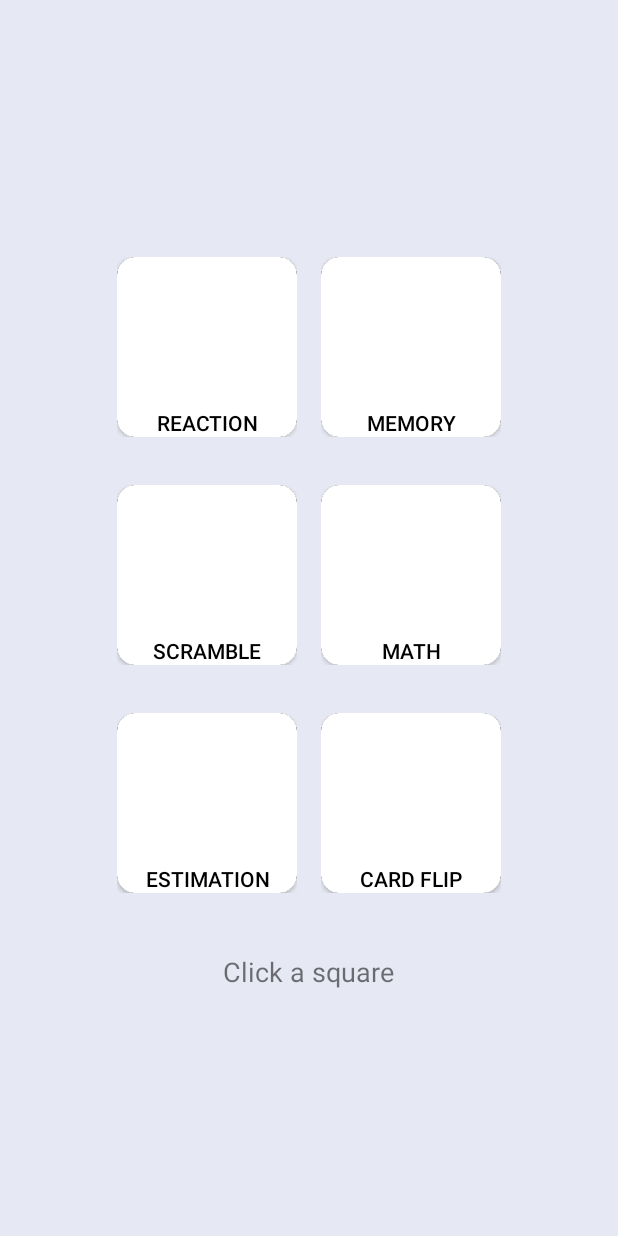
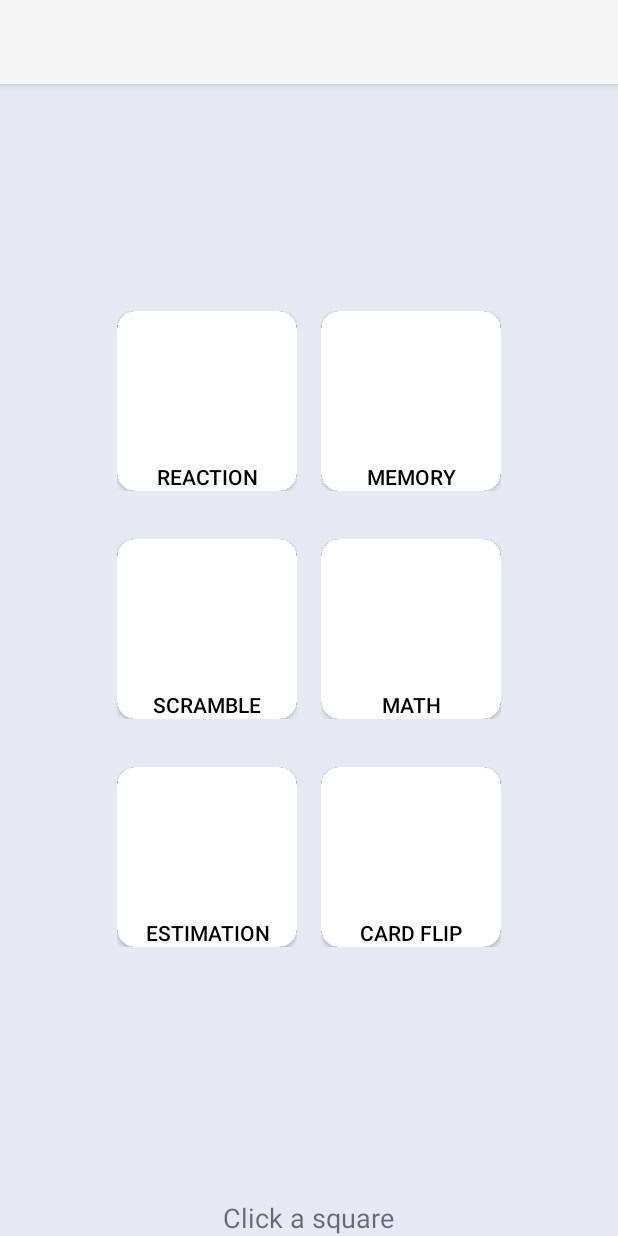
Before and after one commit to joshuaj0421/SkillScape, an Android app built with Jetpack Compose: the layout activity_game_picker.xml on its own in the app's theme, with its tools: preview values and no code run, on a phone screen of 412 x 824 dp. Run offline under Robolectric (Android 15) with nearby library versions, the light colour scheme and no system bars.

Commit message:
Cleaned up screens, username/logout added.

```diff
--- a/app/src/main/AndroidManifest.xml
+++ b/app/src/main/AndroidManifest.xml
@@ -25,7 +25,7 @@
         </activity>
         <activity
             android:name=".GamePickerActivity"
-            android:theme="@style/Theme.AppCompat.DayNight">
+            android:theme="@style/Theme.SkillScape">
         </activity>
     </application>
 
--- /dev/null
+++ b/app/src/main/res/drawable/ic_logout.xml
@@ -0,0 +1,5 @@
+<vector xmlns:android="http://schemas.android.com/apk/res/android" android:height="24dp" android:tint="#000000" android:viewportHeight="24" android:viewportWidth="24" android:width="24dp">
+
+    <path android:fillColor="@android:color/white" android:pathData="M15.73,3H8.27L3,8.27v7.46L8.27,21h7.46L21,15.73V8.27L15.73,3zM17,15.74L15.74,17 12,13.26 8.26,17 7,15.74 10.74,12 7,8.26 8.26,7 12,10.74 15.74,7 17,8.26 13.26,12 17,15.74z"/>
+
+</vector>
--- a/app/src/main/res/layout/activity_game_picker.xml
+++ b/app/src/main/res/layout/activity_game_picker.xml
@@ -3,13 +3,27 @@
     android:layout_width="match_parent"
     android:layout_height="match_parent"
     android:orientation="vertical"
-    android:padding="16dp"
-    android:gravity="center"
     android:background="#E6E8F3"> <!-- Set page background color to #E6E8F3 -->
+
+    <!-- Toolbar -->
+    <androidx.appcompat.widget.Toolbar
+        android:id="@+id/toolbar"
+        android:layout_width="match_parent"
+        android:layout_height="?attr/actionBarSize"
+        android:background="?attr/colorPrimary"
+        android:elevation="4dp" />
+
+    <!-- Centered Game Picker Section -->
+    <LinearLayout
+        android:layout_width="match_parent"
+        android:layout_height="0dp"
+        android:layout_weight="1"
+        android:orientation="vertical"
+        android:gravity="center">
 
         <!-- Row 1 -->
         <LinearLayout
-        android:layout_width="match_parent"
+            android:layout_width="wrap_content"
             android:layout_height="wrap_content"
             android:orientation="horizontal"
             android:layout_marginBottom="16dp"
@@ -24,7 +38,7 @@
                     android:layout_width="match_parent"
                     android:layout_height="match_parent"
                     android:src="@drawable/image1"
-                android:scaleType="centerCrop"/>
+                    android:scaleType="centerCrop" />
                 <Button
                     android:id="@+id/square1"
                     android:layout_width="match_parent"
@@ -32,7 +46,7 @@
                     android:text="Reaction"
                     android:textColor="#000000"
                     android:background="@drawable/rounded_button"
-                android:gravity="bottom|center_horizontal"/>
+                    android:gravity="bottom|center_horizontal" />
             </FrameLayout>
 
             <FrameLayout
@@ -44,7 +58,7 @@
                     android:layout_width="match_parent"
                     android:layout_height="match_parent"
                     android:src="@drawable/image1"
-                android:scaleType="centerCrop"/>
+                    android:scaleType="centerCrop" />
                 <Button
                     android:id="@+id/square2"
                     android:layout_width="match_parent"
@@ -52,14 +66,13 @@
                     android:text="Memory"
                     android:textColor="#000000"
                     android:background="@drawable/rounded_button"
-                android:gravity="bottom|center_horizontal"/>
+                    android:gravity="bottom|center_horizontal" />
             </FrameLayout>
-
         </LinearLayout>
 
         <!-- Row 2 -->
         <LinearLayout
-        android:layout_width="match_parent"
+            android:layout_width="wrap_content"
             android:layout_height="wrap_content"
             android:orientation="horizontal"
             android:layout_marginBottom="16dp"
@@ -74,15 +87,15 @@
                     android:layout_width="match_parent"
                     android:layout_height="match_parent"
                     android:src="@drawable/image1"
-                android:scaleType="centerCrop"/>
+                    android:scaleType="centerCrop" />
                 <Button
                     android:id="@+id/square3"
                     android:layout_width="match_parent"
                     android:layout_height="match_parent"
-                android:text="scramble"
+                    android:text="Scramble"
                     android:textColor="#000000"
                     android:background="@drawable/rounded_button"
-                android:gravity="bottom|center_horizontal"/>
+                    android:gravity="bottom|center_horizontal" />
             </FrameLayout>
 
             <FrameLayout
@@ -94,22 +107,21 @@
                     android:layout_width="match_parent"
                     android:layout_height="match_parent"
                     android:src="@drawable/image1"
-                android:scaleType="centerCrop"/>
+                    android:scaleType="centerCrop" />
                 <Button
                     android:id="@+id/square4"
                     android:layout_width="match_parent"
                     android:layout_height="match_parent"
-                android:text="math"
+                    android:text="Math"
                     android:textColor="#000000"
                     android:background="@drawable/rounded_button"
-                android:gravity="bottom|center_horizontal"/>
+                    android:gravity="bottom|center_horizontal" />
             </FrameLayout>
-
         </LinearLayout>
 
         <!-- Row 3 -->
         <LinearLayout
-        android:layout_width="match_parent"
+            android:layout_width="wrap_content"
             android:layout_height="wrap_content"
             android:orientation="horizontal"
             android:gravity="center_horizontal">
@@ -123,15 +135,15 @@
                     android:layout_width="match_parent"
                     android:layout_height="match_parent"
                     android:src="@drawable/image1"
-                android:scaleType="centerCrop"/>
+                    android:scaleType="centerCrop" />
                 <Button
                     android:id="@+id/square5"
                     android:layout_width="match_parent"
                     android:layout_height="match_parent"
-                android:text="estimation"
+                    android:text="Estimation"
                     android:textColor="#000000"
                     android:background="@drawable/rounded_button"
-                android:gravity="bottom|center_horizontal"/>
+                    android:gravity="bottom|center_horizontal" />
             </FrameLayout>
 
             <FrameLayout
@@ -143,17 +155,17 @@
                     android:layout_width="match_parent"
                     android:layout_height="match_parent"
                     android:src="@drawable/image1"
-                android:scaleType="centerCrop"/>
+                    android:scaleType="centerCrop" />
                 <Button
                     android:id="@+id/square6"
                     android:layout_width="match_parent"
                     android:layout_height="match_parent"
-                android:text="card flip"
+                    android:text="Card Flip"
                     android:textColor="#000000"
                     android:background="@drawable/rounded_button"
-                android:gravity="bottom|center_horizontal"/>
+                    android:gravity="bottom|center_horizontal" />
             </FrameLayout>
-
+        </LinearLayout>
     </LinearLayout>
 
     <!-- TextView to show clicked square -->
@@ -163,6 +175,7 @@
         android:layout_height="wrap_content"
         android:text="Click a square"
         android:textSize="18sp"
-        android:layout_marginTop="32dp"
-        android:gravity="center"/>
+        android:layout_marginTop="16dp"
+        android:gravity="center"
+        android:layout_gravity="center_horizontal" />
 </LinearLayout>
```
Also changed, not shown: app/src/main/java/edu/uark/joshuaj/skillscape/GamePickerActivity.kt (+40 -1 lines), app/src/main/java/edu/uark/joshuaj/skillscape/LoginActivity.kt (+25 -4 lines), app/src/main/java/edu/uark/joshuaj/skillscape/MainActivity.kt (deleted, +0 -48 lines), app/src/main/res/menu/toolbar_menu.xml (added, +18 -0 lines). Lines whose indentation alone changed are shown as unchanged.
